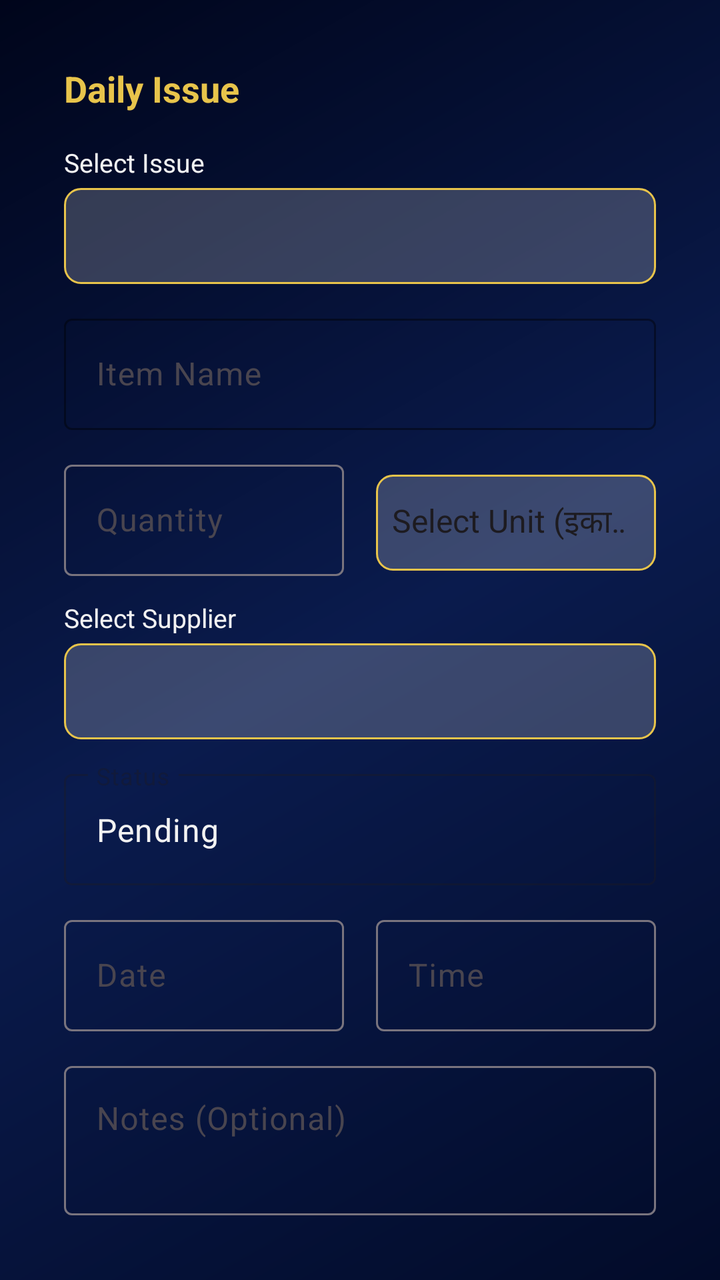
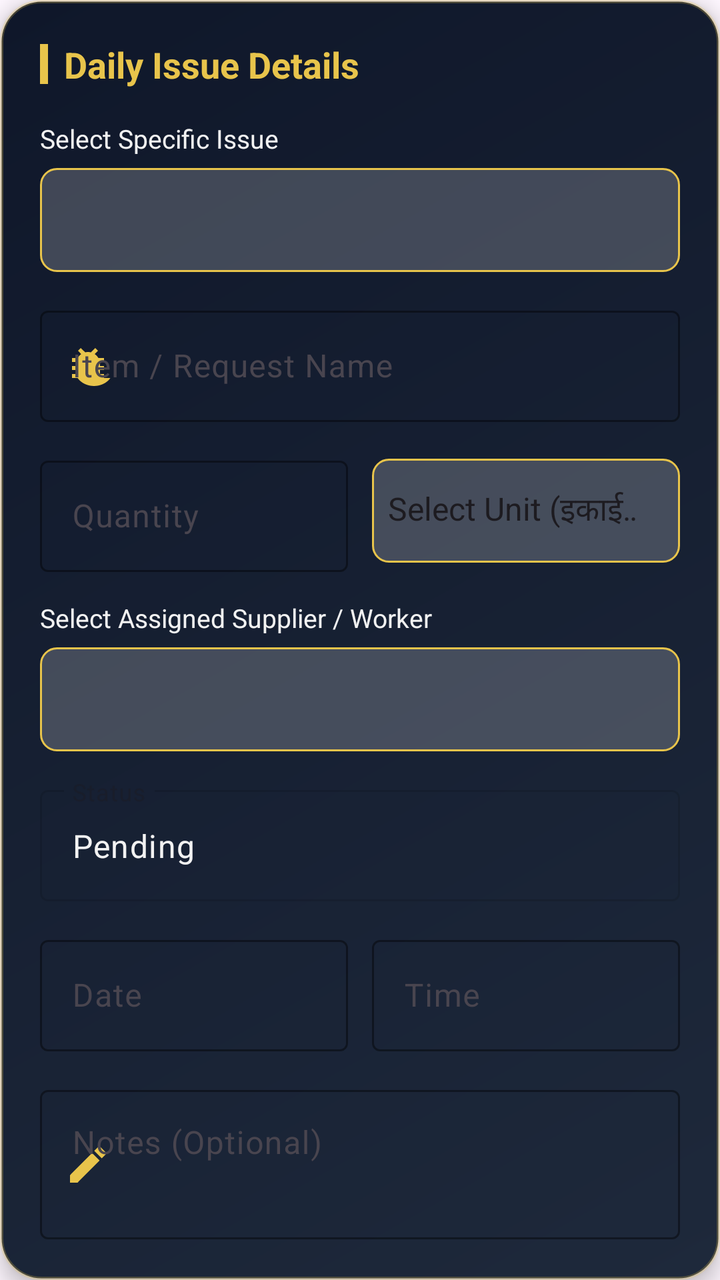

Screens rendered from an Android XML layout before and after an edit, with the pre-edit source and the edit as a unified diff.
<!-- AndroidManifest.xml: application theme Theme.SevaSarthi -->
<!-- res/layout/dialog_daily_item_detail.xml -->
<?xml version="1.0" encoding="utf-8"?>
<androidx.core.widget.NestedScrollView xmlns:android="http://schemas.android.com/apk/res/android"
    xmlns:app="http://schemas.android.com/apk/res-auto"
    android:layout_width="match_parent"
    android:layout_height="wrap_content"
    android:background="@drawable/splash_gradient_bg"
    android:gravity="center"
    android:orientation="vertical"
    android:padding="16dp">

    <LinearLayout
        android:id="@+id/formLayout"
        android:layout_width="match_parent"
        android:layout_height="wrap_content"
        android:orientation="vertical"
        android:padding="16dp">

        <LinearLayout
            android:layout_width="match_parent"
            android:layout_height="wrap_content"
            android:layout_marginBottom="16dp"
            android:gravity="center_vertical"
            android:orientation="horizontal">

            <TextView
                android:id="@+id/tvFormTitle"
                android:layout_width="0dp"
                android:layout_height="wrap_content"
                android:layout_weight="1"
                android:text="Daily Issue"
                android:textColor="@color/logo_gold"
                android:textSize="18sp"
                android:textStyle="bold" />
        </LinearLayout>

        
        <TextView
            android:layout_width="wrap_content"
            android:layout_height="wrap_content"
            android:layout_marginBottom="4dp"
            android:text="Select Issue"
            android:textColor="@color/logo_white"
            android:textSize="13sp" />

        <Spinner
            android:id="@+id/spinnerCategory"
            android:layout_width="match_parent"
            android:layout_height="48dp"
            android:background="@drawable/spinner_background" />

        
        <com.google.android.material.textfield.TextInputLayout
            style="@style/Widget.Material3.TextInputLayout.OutlinedBox"
            android:layout_width="match_parent"
            android:layout_height="wrap_content"
            android:layout_marginTop="12dp"
            android:hint="Item Name"
            app:boxStrokeColor="@color/logo_gold"
            app:hintTextColor="@color/logo_gold_light">

            <com.google.android.material.textfield.TextInputEditText
                android:id="@+id/etItemName"
                android:layout_width="match_parent"
                android:layout_height="wrap_content"
                android:textColor="@color/logo_white" />
        </com.google.android.material.textfield.TextInputLayout>

        
        <LinearLayout
            android:id="@+id/layoutWaterSupplyFields"
            android:layout_width="match_parent"
            android:layout_height="wrap_content"
            android:layout_marginTop="12dp"
            android:orientation="horizontal"
            android:visibility="gone">

            <com.google.android.material.textfield.TextInputLayout
                style="@style/Widget.Material3.TextInputLayout.OutlinedBox"
                android:layout_width="0dp"
                android:layout_height="wrap_content"
                android:layout_marginEnd="8dp"
                android:layout_weight="1"
                android:hint="Number of Days"
                app:boxStrokeColor="@color/logo_gold"
                app:hintTextColor="@color/logo_gold_light">

                <com.google.android.material.textfield.TextInputEditText
                    android:id="@+id/etNumberOfDays"
                    android:layout_width="match_parent"
                    android:layout_height="wrap_content"
                    android:inputType="number"
                    android:textColor="@color/logo_white" />
            </com.google.android.material.textfield.TextInputLayout>

            <com.google.android.material.textfield.TextInputLayout
                style="@style/Widget.Material3.TextInputLayout.OutlinedBox"
                android:layout_width="0dp"
                android:layout_height="wrap_content"
                android:layout_marginStart="8dp"
                android:layout_weight="1"
                android:hint="Items Per Day"
                app:boxStrokeColor="@color/logo_gold"
                app:hintTextColor="@color/logo_gold_light">

                <com.google.android.material.textfield.TextInputEditText
                    android:id="@+id/etItemsPerDay"
                    android:layout_width="match_parent"
                    android:layout_height="wrap_content"
                    android:inputType="number"
                    android:textColor="@color/logo_white" />
            </com.google.android.material.textfield.TextInputLayout>
        </LinearLayout>

        
        <LinearLayout
            android:layout_width="match_parent"
            android:layout_height="wrap_content"
            android:layout_marginTop="12dp"
            android:orientation="horizontal">

            <com.google.android.material.textfield.TextInputLayout
                style="@style/Widget.Material3.TextInputLayout.OutlinedBox"
                android:layout_width="0dp"
                android:layout_height="wrap_content"
                android:layout_marginEnd="8dp"
                android:layout_weight="1"
                android:hint="Quantity"
                app:hintTextColor="@color/logo_gold_light">

                <com.google.android.material.textfield.TextInputEditText
                    android:id="@+id/etQuantity"
                    android:layout_width="match_parent"
                    android:layout_height="wrap_content"
                    android:inputType="numberDecimal"
                    android:textColor="@color/logo_white" />
            </com.google.android.material.textfield.TextInputLayout>

            <Spinner
                android:id="@+id/spinnerUnit"
                android:layout_width="0dp"
                android:layout_height="48dp"
                android:layout_marginStart="8dp"
                android:layout_weight="1"
                android:background="@drawable/spinner_background"
                android:entries="@array/measurement_units" />
        </LinearLayout>

        
        <TextView
            android:layout_width="wrap_content"
            android:layout_height="wrap_content"
            android:layout_marginTop="12dp"
            android:layout_marginBottom="4dp"
            android:text="Select Supplier"
            android:textColor="@color/logo_white"
            android:textSize="13sp" />

        <Spinner
            android:id="@+id/spinnerSupplier"
            android:layout_width="match_parent"
            android:layout_height="48dp"
            android:background="@drawable/spinner_background" />

        
        <com.google.android.material.textfield.TextInputLayout
            style="@style/Widget.Material3.TextInputLayout.OutlinedBox"
            android:layout_width="match_parent"
            android:layout_height="wrap_content"
            android:layout_marginTop="12dp"
            android:enabled="false"
            android:hint="Status"
            app:hintTextColor="@color/logo_gold_light">

            <com.google.android.material.textfield.TextInputEditText
                android:id="@+id/etStatus"
                android:layout_width="match_parent"
                android:layout_height="wrap_content"
                android:editable="false"
                android:text="Pending"
                android:textColor="@color/logo_white" />
        </com.google.android.material.textfield.TextInputLayout>

        
        <LinearLayout
            android:layout_width="match_parent"
            android:layout_height="wrap_content"
            android:layout_marginTop="12dp"
            android:orientation="horizontal">

            <com.google.android.material.textfield.TextInputLayout
                style="@style/Widget.Material3.TextInputLayout.OutlinedBox"
                android:layout_width="0dp"
                android:layout_height="wrap_content"
                android:layout_marginEnd="8dp"
                android:layout_weight="1"
                android:hint="Date"
                app:hintTextColor="@color/logo_gold_light">

                <com.google.android.material.textfield.TextInputEditText
                    android:id="@+id/imgCalender"
                    android:layout_width="match_parent"
                    android:layout_height="wrap_content"
                    android:focusable="false"
                    android:textColor="@color/logo_white" />
            </com.google.android.material.textfield.TextInputLayout>

            <com.google.android.material.textfield.TextInputLayout
                style="@style/Widget.Material3.TextInputLayout.OutlinedBox"
                android:layout_width="0dp"
                android:layout_height="wrap_content"
                android:layout_marginStart="8dp"
                android:layout_weight="1"
                android:hint="Time"
                app:hintTextColor="@color/logo_gold_light">

                <com.google.android.material.textfield.TextInputEditText
                    android:id="@+id/etTime"
                    android:layout_width="match_parent"
                    android:layout_height="wrap_content"
                    android:focusable="false"
                    android:textColor="@color/logo_white" />
            </com.google.android.material.textfield.TextInputLayout>
        </LinearLayout>

        
        <com.google.android.material.textfield.TextInputLayout
            style="@style/Widget.Material3.TextInputLayout.OutlinedBox"
            android:layout_width="match_parent"
            android:layout_height="wrap_content"
            android:layout_marginTop="12dp"
            android:hint="Notes (Optional)"
            app:hintTextColor="@color/logo_gold_light">

            <com.google.android.material.textfield.TextInputEditText
                android:id="@+id/etNotes"
                android:layout_width="match_parent"
                android:layout_height="wrap_content"
                android:gravity="top"
                android:minLines="2"
                android:textColor="@color/logo_white" />
        </com.google.android.material.textfield.TextInputLayout>

        
        <LinearLayout
            android:layout_width="match_parent"
            android:layout_height="wrap_content"
            android:layout_marginTop="16dp"
            android:orientation="horizontal">

            <com.google.android.material.button.MaterialButton
                android:id="@+id/btnUpdateItem"
                android:layout_width="0dp"
                android:layout_height="48dp"
                android:layout_marginEnd="8dp"
                android:layout_weight="1"
                android:text="Update Issue"
                android:textColor="@color/logo_dark_blue"
                app:backgroundTint="@color/logo_gold"
                app:cornerRadius="24dp" />

            <com.google.android.material.button.MaterialButton
                android:id="@+id/btnCloseItem"
                android:layout_width="0dp"
                android:layout_height="48dp"
                android:layout_weight="1"
                android:text="Close"
                android:textColor="@color/logo_white"
                app:backgroundTint="@color/logo_orange"
                app:cornerRadius="24dp" />
        </LinearLayout>
    </LinearLayout>
</androidx.core.widget.NestedScrollView>
<!-- resources referenced by this layout -->
<resources>
  <color name="logo_dark_blue">#00093A</color>
  <color name="logo_gold">#E8C44B</color>
  <color name="logo_gold_light">#F5E58A</color>
  <color name="logo_orange">#F48A11</color>
  <color name="logo_white">#F2F2F2</color>
  <!-- drawable spinner_background (drawable) -->
  <?xml version="1.0" encoding="utf-8"?>
  <shape xmlns:android="http://schemas.android.com/apk/res/android">
      <solid android:color="#33FFFFFF" />
      <stroke
          android:width="1dp"
          android:color="@color/logo_gold" />
      <corners android:radius="8dp" />
  </shape>
  <!-- drawable splash_gradient_bg (drawable) -->
  <?xml version="1.0" encoding="utf-8"?>
  <shape xmlns:android="http://schemas.android.com/apk/res/android"
      android:shape="rectangle">
      <gradient
          android:angle="135"
          android:centerColor="#0A1B4D"
          android:endColor="#00051B"
          android:startColor="#020B29"
          android:type="linear" />
  </shape>
  <style name="Theme.SevaSarthi" parent="Theme.Material3.DayNight.NoActionBar">
          <item name="colorPrimary">@color/logo_dark_blue</item>
          <item name="colorOnPrimary">@color/logo_white</item>
          <item name="colorSecondary">@color/logo_orange</item>
          <item name="colorOnSecondary">@color/logo_dark_blue</item>
          <item name="android:statusBarColor">@color/logo_dark_blue</item>
          <item name="android:navigationBarColor">@color/logo_dark_blue</item>
          <item name="android:windowLightStatusBar">false</item>
          <item name="android:windowAnimationStyle">@style/WindowAnimationTransition</item>
      </style>
  <style name="WindowAnimationTransition">
          <item name="android:activityOpenEnterAnimation">@anim/slide_in_right</item>
          <item name="android:activityOpenExitAnimation">@anim/slide_out_left</item>
          <item name="android:activityCloseEnterAnimation">@anim/slide_in_left</item>
          <item name="android:activityCloseExitAnimation">@anim/slide_out_right</item>
      </style>
  <!-- unchanged entries left out for length: 1 -->
</resources>

<!-- the commit's change to res/layout/dialog_daily_item_detail.xml (unified diff, before → after) -->
@@ -1,19 +1,19 @@
 <?xml version="1.0" encoding="utf-8"?>
-<androidx.core.widget.NestedScrollView xmlns:android="http://schemas.android.com/apk/res/android"
+<androidx.cardview.widget.CardView xmlns:android="http://schemas.android.com/apk/res/android"
     xmlns:app="http://schemas.android.com/apk/res-auto"
     android:layout_width="match_parent"
     android:layout_height="wrap_content"
-    android:background="@drawable/splash_gradient_bg"
-    android:gravity="center"
-    android:orientation="vertical"
-    android:padding="16dp">
+    app:cardBackgroundColor="@android:color/transparent"
+    app:cardCornerRadius="20dp"
+    app:cardElevation="6dp">
 
     <LinearLayout
         android:id="@+id/formLayout"
         android:layout_width="match_parent"
         android:layout_height="wrap_content"
+        android:background="@drawable/card_bg_founder_header"
         android:orientation="vertical"
-        android:padding="16dp">
+        android:padding="20dp">
 
         <LinearLayout
             android:layout_width="match_parent"
@@ -22,12 +22,18 @@
             android:gravity="center_vertical"
             android:orientation="horizontal">
 
+            <View
+                android:layout_width="4dp"
+                android:layout_height="20dp"
+                android:layout_marginEnd="8dp"
+                android:background="@color/logo_gold" />
+
             <TextView
                 android:id="@+id/tvFormTitle"
                 android:layout_width="0dp"
                 android:layout_height="wrap_content"
                 android:layout_weight="1"
-                android:text="Daily Issue"
+                android:text="Daily Issue Details"
                 android:textColor="@color/logo_gold"
                 android:textSize="18sp"
                 android:textStyle="bold" />
@@ -37,26 +43,29 @@
         <TextView
             android:layout_width="wrap_content"
             android:layout_height="wrap_content"
-            android:layout_marginBottom="4dp"
-            android:text="Select Issue"
+            android:layout_marginBottom="6dp"
+            android:text="Select Specific Issue"
             android:textColor="@color/logo_white"
             android:textSize="13sp" />
 
         <Spinner
             android:id="@+id/spinnerCategory"
             android:layout_width="match_parent"
-            android:layout_height="48dp"
-            android:background="@drawable/spinner_background" />
+            android:layout_height="52dp"
+            android:background="@drawable/spinner_background"
+            android:popupBackground="@drawable/spinner_dropdown_bg" />
 
         
         <com.google.android.material.textfield.TextInputLayout
             style="@style/Widget.Material3.TextInputLayout.OutlinedBox"
             android:layout_width="match_parent"
             android:layout_height="wrap_content"
-            android:layout_marginTop="12dp"
-            android:hint="Item Name"
+            android:layout_marginTop="14dp"
+            android:hint="Item / Request Name"
             app:boxStrokeColor="@color/logo_gold"
-            app:hintTextColor="@color/logo_gold_light">
+            app:hintTextColor="@color/logo_gold_light"
+            app:startIconDrawable="@drawable/ic_issue"
+            app:startIconTint="@color/logo_gold">
 
             <com.google.android.material.textfield.TextInputEditText
                 android:id="@+id/etItemName"
@@ -70,7 +79,7 @@
             android:id="@+id/layoutWaterSupplyFields"
             android:layout_width="match_parent"
             android:layout_height="wrap_content"
-            android:layout_marginTop="12dp"
+            android:layout_marginTop="14dp"
             android:orientation="horizontal"
             android:visibility="gone">
 
@@ -78,7 +87,7 @@
                 style="@style/Widget.Material3.TextInputLayout.OutlinedBox"
                 android:layout_width="0dp"
                 android:layout_height="wrap_content"
-                android:layout_marginEnd="8dp"
+                android:layout_marginEnd="6dp"
                 android:layout_weight="1"
                 android:hint="Number of Days"
                 app:boxStrokeColor="@color/logo_gold"
@@ -96,7 +105,7 @@
                 style="@style/Widget.Material3.TextInputLayout.OutlinedBox"
                 android:layout_width="0dp"
                 android:layout_height="wrap_content"
-                android:layout_marginStart="8dp"
+                android:layout_marginStart="6dp"
                 android:layout_weight="1"
                 android:hint="Items Per Day"
                 app:boxStrokeColor="@color/logo_gold"
@@ -115,16 +124,18 @@
         <LinearLayout
             android:layout_width="match_parent"
             android:layout_height="wrap_content"
-            android:layout_marginTop="12dp"
-            android:orientation="horizontal">
-
-            <com.google.android.material.textfield.TextInputLayout
-                style="@style/Widget.Material3.TextInputLayout.OutlinedBox"
-                android:layout_width="0dp"
-                android:layout_height="wrap_content"
-                android:layout_marginEnd="8dp"
+            android:layout_marginTop="14dp"
+            android:gravity="center_vertical"
+            android:orientation="horizontal">
+
+            <com.google.android.material.textfield.TextInputLayout
+                style="@style/Widget.Material3.TextInputLayout.OutlinedBox"
+                android:layout_width="0dp"
+                android:layout_height="wrap_content"
+                android:layout_marginEnd="6dp"
                 android:layout_weight="1"
                 android:hint="Quantity"
+                app:boxStrokeColor="@color/logo_gold"
                 app:hintTextColor="@color/logo_gold_light">
 
                 <com.google.android.material.textfield.TextInputEditText
@@ -138,37 +149,40 @@
             <Spinner
                 android:id="@+id/spinnerUnit"
                 android:layout_width="0dp"
-                android:layout_height="48dp"
-                android:layout_marginStart="8dp"
+                android:layout_height="52dp"
+                android:layout_marginStart="6dp"
                 android:layout_weight="1"
                 android:background="@drawable/spinner_background"
-                android:entries="@array/measurement_units" />
+                android:entries="@array/measurement_units"
+                android:popupBackground="@drawable/spinner_dropdown_bg" />
         </LinearLayout>
 
         
         <TextView
             android:layout_width="wrap_content"
             android:layout_height="wrap_content"
-            android:layout_marginTop="12dp"
-            android:layout_marginBottom="4dp"
-            android:text="Select Supplier"
+            android:layout_marginTop="14dp"
+            android:layout_marginBottom="6dp"
+            android:text="Select Assigned Supplier / Worker"
             android:textColor="@color/logo_white"
             android:textSize="13sp" />
 
         <Spinner
             android:id="@+id/spinnerSupplier"
             android:layout_width="match_parent"
-            android:layout_height="48dp"
-            android:background="@drawable/spinner_background" />
+            android:layout_height="52dp"
+            android:background="@drawable/spinner_background"
+            android:popupBackground="@drawable/spinner_dropdown_bg" />
 
         
         <com.google.android.material.textfield.TextInputLayout
             style="@style/Widget.Material3.TextInputLayout.OutlinedBox"
             android:layout_width="match_parent"
             android:layout_height="wrap_content"
-            android:layout_marginTop="12dp"
+            android:layout_marginTop="14dp"
             android:enabled="false"
             android:hint="Status"
+            app:boxStrokeColor="@color/logo_gold"
             app:hintTextColor="@color/logo_gold_light">
 
             <com.google.android.material.textfield.TextInputEditText
@@ -184,16 +198,17 @@
         <LinearLayout
             android:layout_width="match_parent"
             android:layout_height="wrap_content"
-            android:layout_marginTop="12dp"
-            android:orientation="horizontal">
-
-            <com.google.android.material.textfield.TextInputLayout
-                style="@style/Widget.Material3.TextInputLayout.OutlinedBox"
-                android:layout_width="0dp"
-                android:layout_height="wrap_content"
-                android:layout_marginEnd="8dp"
+            android:layout_marginTop="14dp"
+            android:orientation="horizontal">
+
+            <com.google.android.material.textfield.TextInputLayout
+                style="@style/Widget.Material3.TextInputLayout.OutlinedBox"
+                android:layout_width="0dp"
+                android:layout_height="wrap_content"
+                android:layout_marginEnd="6dp"
                 android:layout_weight="1"
                 android:hint="Date"
+                app:boxStrokeColor="@color/logo_gold"
                 app:hintTextColor="@color/logo_gold_light">
 
                 <com.google.android.material.textfield.TextInputEditText
@@ -208,9 +223,10 @@
                 style="@style/Widget.Material3.TextInputLayout.OutlinedBox"
                 android:layout_width="0dp"
                 android:layout_height="wrap_content"
-                android:layout_marginStart="8dp"
+                android:layout_marginStart="6dp"
                 android:layout_weight="1"
                 android:hint="Time"
+                app:boxStrokeColor="@color/logo_gold"
                 app:hintTextColor="@color/logo_gold_light">
 
                 <com.google.android.material.textfield.TextInputEditText
@@ -227,9 +243,12 @@
             style="@style/Widget.Material3.TextInputLayout.OutlinedBox"
             android:layout_width="match_parent"
             android:layout_height="wrap_content"
-            android:layout_marginTop="12dp"
+            android:layout_marginTop="14dp"
             android:hint="Notes (Optional)"
-            app:hintTextColor="@color/logo_gold_light">
+            app:boxStrokeColor="@color/logo_gold"
+            app:hintTextColor="@color/logo_gold_light"
+            app:startIconDrawable="@drawable/ic_edit"
+            app:startIconTint="@color/logo_gold">
 
             <com.google.android.material.textfield.TextInputEditText
                 android:id="@+id/etNotes"
@@ -244,29 +263,35 @@
         <LinearLayout
             android:layout_width="match_parent"
             android:layout_height="wrap_content"
-            android:layout_marginTop="16dp"
+            android:layout_marginTop="20dp"
             android:orientation="horizontal">
 
             <com.google.android.material.button.MaterialButton
                 android:id="@+id/btnUpdateItem"
                 android:layout_width="0dp"
-                android:layout_height="48dp"
-                android:layout_marginEnd="8dp"
-                android:layout_weight="1"
-                android:text="Update Issue"
+                android:layout_height="52dp"
+                android:layout_marginEnd="6dp"
+                android:layout_weight="1"
+                android:text="REGISTER DAILY ISSUE"
                 android:textColor="@color/logo_dark_blue"
+                android:textSize="14sp"
+                android:textStyle="bold"
                 app:backgroundTint="@color/logo_gold"
-                app:cornerRadius="24dp" />
+                app:cornerRadius="16dp"
+                app:elevation="6dp" />
 
             <com.google.android.material.button.MaterialButton
                 android:id="@+id/btnCloseItem"
-                android:layout_width="0dp"
-                android:layout_height="48dp"
+                style="@style/Widget.Material3.Button.OutlinedButton"
+                android:layout_width="0dp"
+                android:layout_height="52dp"
+                android:layout_marginStart="6dp"
                 android:layout_weight="1"
                 android:text="Close"
                 android:textColor="@color/logo_white"
-                app:backgroundTint="@color/logo_orange"
-                app:cornerRadius="24dp" />
+                android:textSize="14sp"
+                app:cornerRadius="16dp"
+                app:strokeColor="#40FFFFFF" />
         </LinearLayout>
     </LinearLayout>
-</androidx.core.widget.NestedScrollView>
+</androidx.cardview.widget.CardView>
<!-- resource entries referenced after the edit -->
@@ -5,6 +5,42 @@
   <color name="logo_gold_light">#F5E58A</color>
   <color name="logo_orange">#F48A11</color>
   <color name="logo_white">#F2F2F2</color>
+  <!-- drawable card_bg_founder_header (drawable) -->
+  <?xml version="1.0" encoding="utf-8"?>
+  <shape xmlns:android="http://schemas.android.com/apk/res/android"
+      android:shape="rectangle">
+      <gradient
+          android:angle="135"
+          android:endColor="#0F172A"
+          android:startColor="#1E293B"
+          android:type="linear" />
+      <corners android:radius="20dp" />
+      <stroke
+          android:width="1.5dp"
+          android:color="#40E8C44B" />
+  </shape>
+  <!-- drawable ic_edit (drawable) -->
+  <?xml version="1.0" encoding="utf-8"?>
+  <vector xmlns:android="http://schemas.android.com/apk/res/android"
+      android:width="24dp"
+      android:height="24dp"
+      android:viewportWidth="24"
+      android:viewportHeight="24">
+      <path
+          android:fillColor="#F2F2F2"
+          android:pathData="M3,17.25V21h3.75L17.81,9.94l-3.75,-3.75L3,17.25zM20.71,7.04c0.39,-0.39 0.39,-1.02 0,-1.41l-2.34,-2.34c-0.39,-0.39 -1.02,-0.39 -1.41,0l-1.83,1.83 3.75,3.75 1.83,-1.83z"/>
+  </vector>
+  <!-- drawable ic_issue (drawable) -->
+  <?xml version="1.0" encoding="utf-8"?>
+  <vector xmlns:android="http://schemas.android.com/apk/res/android"
+      android:width="24dp"
+      android:height="24dp"
+      android:viewportWidth="24"
+      android:viewportHeight="24">
+      <path
+          android:fillColor="#F2F2F2"
+          android:pathData="M20,8h-2.81c-0.45,-0.78 -1.07,-1.45 -1.82,-1.96L17,4.41 15.59,3l-2.17,2.17C12.96,5.06 12.49,5 12,5s-0.96,0.06 -1.41,0.17L8.41,3 7,4.41l1.62,1.63c-0.75,0.51 -1.37,1.18 -1.82,1.96H4v2h2.09c-0.05,0.33 -0.09,0.66 -0.09,1v1H4v2h2v1c0,0.34 0.04,0.67 0.09,1H4v2h2.81c1.79,2.59 5.01,4 8.19,4s6.4,-1.41 8.19,-4H20v-2h-2.09c0.05,-0.33 0.09,-0.66 0.09,-1v-1h2v-2h-2v-1c0,-0.34 -0.04,-0.67 -0.09,-1H20V8z"/>
+  </vector>
   <!-- drawable spinner_background (drawable) -->
   <?xml version="1.0" encoding="utf-8"?>
   <shape xmlns:android="http://schemas.android.com/apk/res/android">
@@ -14,16 +50,14 @@
           android:color="@color/logo_gold" />
       <corners android:radius="8dp" />
   </shape>
-  <!-- drawable splash_gradient_bg (drawable) -->
+  <!-- drawable spinner_dropdown_bg (drawable) -->
   <?xml version="1.0" encoding="utf-8"?>
-  <shape xmlns:android="http://schemas.android.com/apk/res/android"
-      android:shape="rectangle">
-      <gradient
-          android:angle="135"
-          android:centerColor="#0A1B4D"
-          android:endColor="#00051B"
-          android:startColor="#020B29"
-          android:type="linear" />
+  <shape xmlns:android="http://schemas.android.com/apk/res/android">
+      <solid android:color="#1A2A5E" />
+      <stroke
+          android:width="1dp"
+          android:color="@color/logo_gold" />
+      <corners android:radius="8dp" />
   </shape>
   <style name="Theme.SevaSarthi" parent="Theme.Material3.DayNight.NoActionBar">
           <item name="colorPrimary">@color/logo_dark_blue</item>
